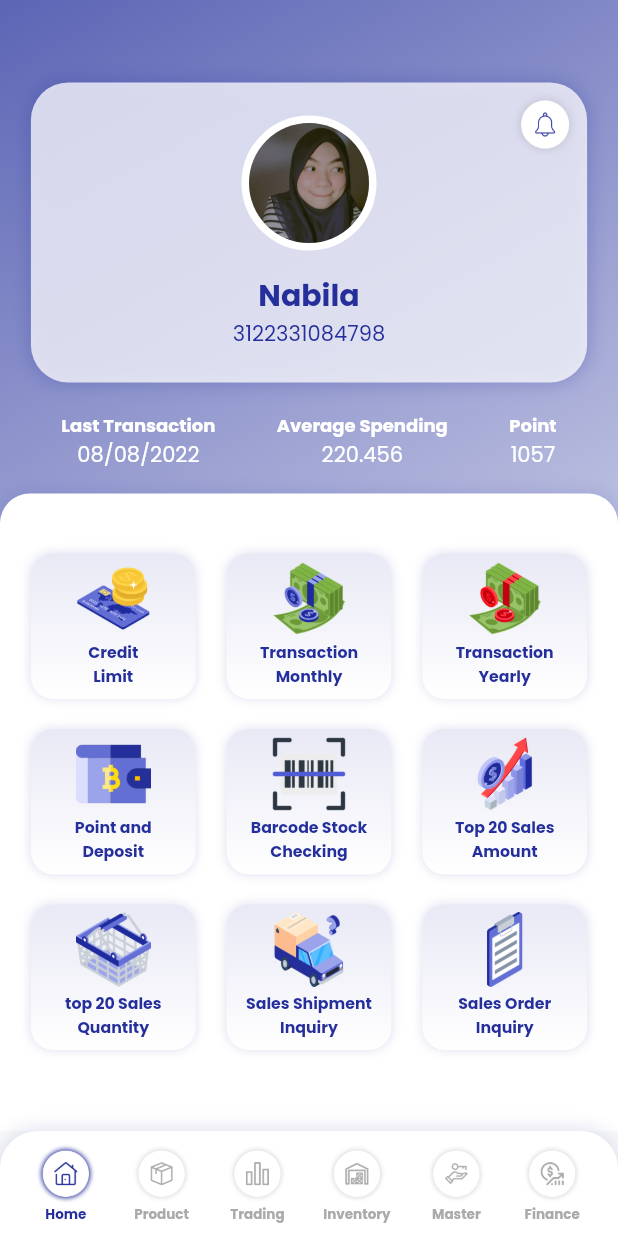
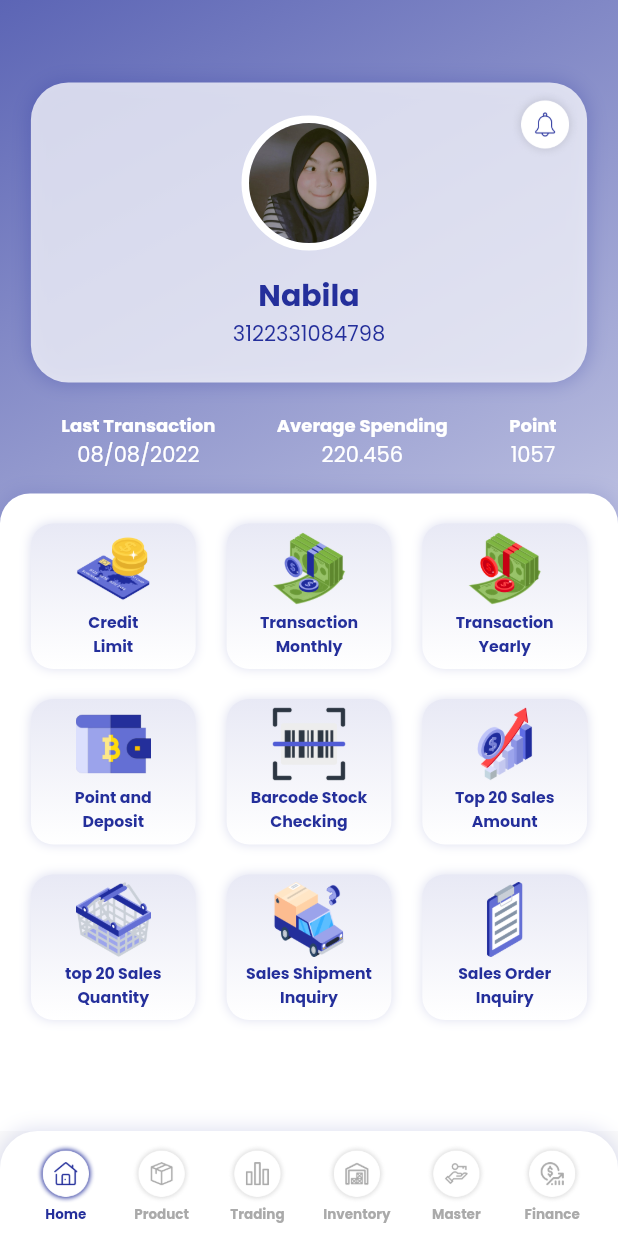
Before and after one commit to Nabila-JF/Flutter_RMDOO_Salesforce, a Flutter app: the screen it shows after launch, on a phone screen of 412 x 824 dp. Run offline on Flutter 3.47's test engine with Material 2 defaults, Android fonts, the light colour scheme and no system bars.

Commit message:
edited the padding

```diff
--- a/lib/widgets/home/iconArea.dart
+++ b/lib/widgets/home/iconArea.dart
@@ -18,8 +18,6 @@ class iconArea extends StatelessWidget {
           ),
         ],
       ),
-      child: Padding(
-        padding: const EdgeInsets.only(top:20),
       child: Column(
         children: [
           Padding(
@@ -77,7 +75,6 @@ class iconArea extends StatelessWidget {
           ),
         ],
       ),
-      ),
     );
   }
 
```
Lines whose indentation alone changed are shown as unchanged.
